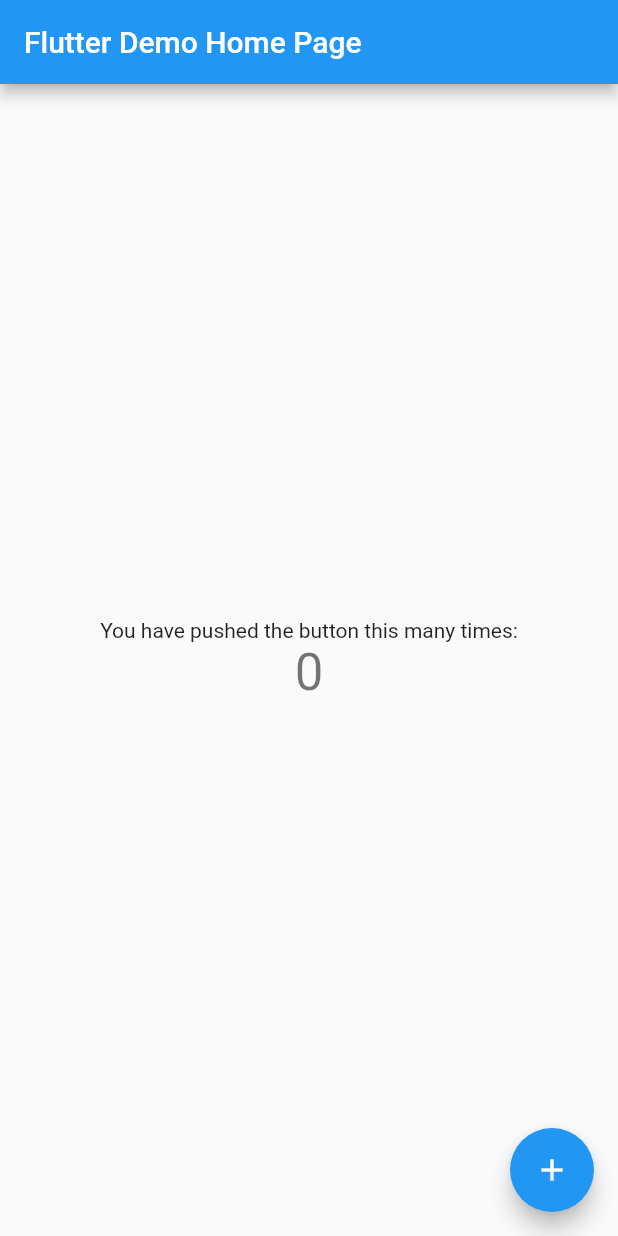
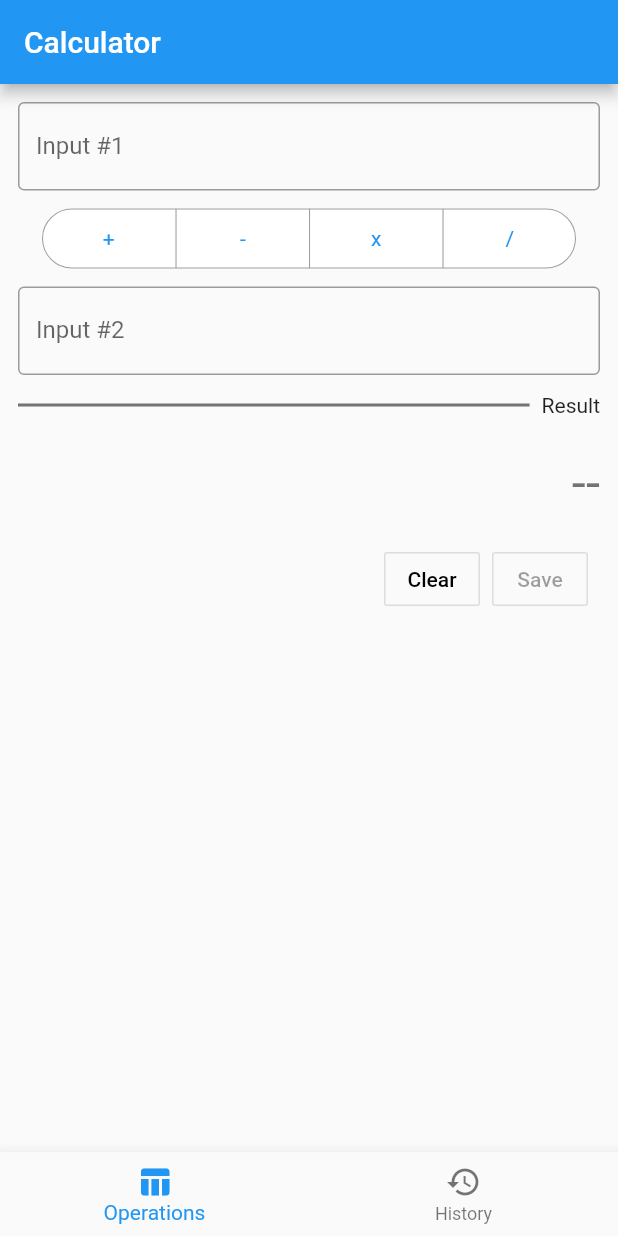
Before and after one commit to samuelematias/calculator_app, a Flutter app: the screen it shows after launch, on a phone screen of 412 x 824 dp. Run offline on Flutter 3.47's test engine with Material 2 defaults, Android fonts, the phone set to English and light mode, and no system bars; drawn by our look-alikes of material_segmented_control.

Commit message:
feat(start): add start features

```diff
--- /dev/null
+++ b/lib/history_tab.dart
@@ -0,0 +1,10 @@
+import 'package:flutter/material.dart';
+
+class HistoryTab extends StatelessWidget {
+  @override
+  Widget build(BuildContext context) {
+    return Center(
+      child: Text('History'),
+    );
+  }
+}
--- /dev/null
+++ b/lib/home_page.dart
@@ -0,0 +1,49 @@
+import 'package:calculator_app/history_tab.dart';
+import 'package:calculator_app/inherited_widgets/inherited_calculator.dart';
+import 'package:calculator_app/operations_tab.dart';
+import 'package:flutter/material.dart';
+
+class HomePage extends StatefulWidget {
+  @override
+  _HomePageState createState() => _HomePageState();
+}
+
+class _HomePageState extends State<HomePage> {
+  var _currentIndex = 0;
+
+  @override
+  Widget build(BuildContext context) {
+    return Scaffold(
+      appBar: AppBar(
+        title: Text('Calculator'),
+      ),
+      bottomNavigationBar: BottomNavigationBar(
+        currentIndex: _currentIndex,
+        items: const [
+          BottomNavigationBarItem(
+            icon: Icon(Icons.table_chart),
+            label: 'Operations',
+          ),
+          BottomNavigationBarItem(
+            icon: Icon(Icons.history),
+            label: 'History',
+          ),
+        ],
+        onTap: (index) {
+          setState(() {
+            _currentIndex = index;
+          });
+        },
+      ),
+      body: IndexedStack(
+        index: _currentIndex,
+        children: [
+          OperationsTab(
+            calculator: InheritedCalculator.of(context).calculator,
+          ),
+          HistoryTab(),
+        ],
+      ),
+    );
+  }
+}
--- /dev/null
+++ b/lib/inherited_widgets/inherited_calculator.dart
@@ -0,0 +1,22 @@
+import 'package:flutter/widgets.dart';
+import 'package:calculator/calculator.dart';
+
+class InheritedCalculator extends InheritedWidget {
+  const InheritedCalculator({
+    Key key,
+    @required this.calculator,
+    @required Widget child,
+  })  : assert(calculator != null),
+        assert(child != null),
+        super(key: key, child: child);
+
+  final Calculator calculator;
+
+  static InheritedCalculator of(BuildContext context) {
+    return context.dependOnInheritedWidgetOfExactType<InheritedCalculator>();
+  }
+
+  @override
+  bool updateShouldNotify(InheritedCalculator old) =>
+      calculator != old.calculator;
+}
--- /dev/null
+++ b/lib/inherited_widgets/inherited_widgets.dart
@@ -0,0 +1 @@
+export 'inherited_calculator.dart';
--- a/lib/main.dart
+++ b/lib/main.dart
@@ -1,117 +1,33 @@
+import 'package:calculator_app/home_page.dart';
+import 'package:calculator_app/inherited_widgets/inherited_widgets.dart';
 import 'package:flutter/material.dart';
+import 'package:calculator/calculator.dart';
 
-void main() {
-  runApp(MyApp());
+void main() async {
+  runApp(
+    CalculatorApp(
+      calculator: Calculator(),
+    ),
+  );
 }
 
-class MyApp extends StatelessWidget {
-  // This widget is the root of your application.
+class CalculatorApp extends StatelessWidget {
+  const CalculatorApp({
+    Key key,
+    @required this.calculator,
+  })  : assert(calculator != null),
+        super(key: key);
+
+  final Calculator calculator;
+
   @override
   Widget build(BuildContext context) {
     return MaterialApp(
-      title: 'Flutter Demo',
-      theme: ThemeData(
-        // This is the theme of your application.
-        //
-        // Try running your application with "flutter run". You'll see the
-        // application has a blue toolbar. Then, without quitting the app, try
-        // changing the primarySwatch below to Colors.green and then invoke
-        // "hot reload" (press "r" in the console where you ran "flutter run",
-        // or simply save your changes to "hot reload" in a Flutter IDE).
-        // Notice that the counter didn't reset back to zero; the application
-        // is not restarted.
-        primarySwatch: Colors.blue,
-        // This makes the visual density adapt to the platform that you run
-        // the app on. For desktop platforms, the controls will be smaller and
-        // closer together (more dense) than on mobile platforms.
-        visualDensity: VisualDensity.adaptivePlatformDensity,
+      title: 'Calculator',
+      home: InheritedCalculator(
+        calculator: calculator,
+        child: HomePage(),
       ),
-      home: MyHomePage(title: 'Flutter Demo Home Page'),
     );
   }
 }
-
-class MyHomePage extends StatefulWidget {
-  MyHomePage({Key key, this.title}) : super(key: key);
-
-  // This widget is the home page of your application. It is stateful, meaning
-  // that it has a State object (defined below) that contains fields that affect
-  // how it looks.
-
-  // This class is the configuration for the state. It holds the values (in this
-  // case the title) provided by the parent (in this case the App widget) and
-  // used by the build method of the State. Fields in a Widget subclass are
-  // always marked "final".
-
-  final String title;
-
-  @override
-  _MyHomePageState createState() => _MyHomePageState();
-}
-
-class _MyHomePageState extends State<MyHomePage> {
-  int _counter = 0;
-
-  void _incrementCounter() {
-    setState(() {
-      // This call to setState tells the Flutter framework that something has
-      // changed in this State, which causes it to rerun the build method below
-      // so that the display can reflect the updated values. If we changed
-      // _counter without calling setState(), then the build method would not be
-      // called again, and so nothing would appear to happen.
-      _counter++;
-    });
-  }
-
-  @override
-  Widget build(BuildContext context) {
-    // This method is rerun every time setState is called, for instance as done
-    // by the _incrementCounter method above.
-    //
-    // The Flutter framework has been optimized to make rerunning build methods
-    // fast, so that you can just rebuild anything that needs updating rather
-    // than having to individually change instances of widgets.
-    return Scaffold(
-      appBar: AppBar(
-        // Here we take the value from the MyHomePage object that was created by
-        // the App.build method, and use it to set our appbar title.
-        title: Text(widget.title),
-      ),
-      body: Center(
-        // Center is a layout widget. It takes a single child and positions it
-        // in the middle of the parent.
-        child: Column(
-          // Column is also a layout widget. It takes a list of children and
-          // arranges them vertically. By default, it sizes itself to fit its
-          // children horizontally, and tries to be as tall as its parent.
-          //
-          // Invoke "debug painting" (press "p" in the console, choose the
-          // "Toggle Debug Paint" action from the Flutter Inspector in Android
-          // Studio, or the "Toggle Debug Paint" command in Visual Studio Code)
-          // to see the wireframe for each widget.
-          //
-          // Column has various properties to control how it sizes itself and
-          // how it positions its children. Here we use mainAxisAlignment to
-          // center the children vertically; the main axis here is the vertical
-          // axis because Columns are vertical (the cross axis would be
-          // horizontal).
-          mainAxisAlignment: MainAxisAlignment.center,
-          children: <Widget>[
-            Text(
-              'You have pushed the button this many times:',
-            ),
-            Text(
-              '$_counter',
-              style: Theme.of(context).textTheme.headline4,
-            ),
-          ],
-        ),
-      ),
-      floatingActionButton: FloatingActionButton(
-        onPressed: _incrementCounter,
-        tooltip: 'Increment',
-        child: Icon(Icons.add),
-      ), // This trailing comma makes auto-formatting nicer for build methods.
-    );
-  }
-}
--- /dev/null
+++ b/lib/models/models.dart
@@ -0,0 +1 @@
+export 'operations.dart';
--- /dev/null
+++ b/lib/models/operations.dart
@@ -0,0 +1,6 @@
+enum Operations {
+  add,
+  substract,
+  multiply,
+  divide,
+}
--- /dev/null
+++ b/lib/operations_tab.dart
@@ -0,0 +1,175 @@
+import 'package:calculator_app/models/models.dart';
+import 'package:flutter/material.dart';
+import 'package:material_segmented_control/material_segmented_control.dart';
+
+import 'package:calculator/calculator.dart';
+
+class OperationsTab extends StatefulWidget {
+  const OperationsTab({
+    Key key,
+    @required this.calculator,
+  })  : assert(calculator != null),
+        super(key: key);
+
+  final Calculator calculator;
+
+  @override
+  _OperationsTabState createState() => _OperationsTabState();
+}
+
+class _OperationsTabState extends State<OperationsTab> {
+  final _input1Controller = TextEditingController();
+  final _input2Controller = TextEditingController();
+
+  var _isSaveButtonEnabled = false;
+
+  Operations _selectedOperation;
+  double _result;
+
+  @override
+  void initState() {
+    super.initState();
+    _input1Controller.addListener(() => setState(_calculateResult));
+    _input2Controller.addListener(() => setState(_calculateResult));
+  }
+
+  @override
+  void dispose() {
+    _input1Controller.dispose();
+    _input2Controller.dispose();
+    super.dispose();
+  }
+
+  @override
+  Widget build(BuildContext context) {
+    return SingleChildScrollView(
+      padding: const EdgeInsets.all(12),
+      child: Column(
+        crossAxisAlignment: CrossAxisAlignment.stretch,
+        children: [
+          TextField(
+            decoration: InputDecoration(
+              border: OutlineInputBorder(),
+              labelText: 'Input #1',
+            ),
+            controller: _input1Controller,
+            keyboardType: TextInputType.numberWithOptions(
+              signed: true,
+              decimal: true,
+            ),
+          ),
+          Padding(
+            padding: const EdgeInsets.symmetric(vertical: 12.0),
+            child: MaterialSegmentedControl(
+              children: {
+                0: Text('+'),
+                1: Text('-'),
+                2: Text('x'),
+                3: Text('/'),
+              },
+              selectionIndex: _selectedOperation?.index,
+              borderColor: Colors.grey,
+              selectedColor: Colors.blue,
+              unselectedColor: Colors.white,
+              borderRadius: 32.0,
+              onSegmentChosen: (index) {
+                setState(() {
+                  _selectedOperation = Operations.values[index];
+                  _calculateResult();
+                });
+              },
+            ),
+          ),
+          TextField(
+            decoration: InputDecoration(
+              border: OutlineInputBorder(),
+              labelText: 'Input #2',
+            ),
+            controller: _input2Controller,
+            keyboardType: TextInputType.numberWithOptions(
+              signed: true,
+              decimal: true,
+            ),
+          ),
+          _ResultDivider(),
+          Padding(
+            padding: const EdgeInsets.symmetric(vertical: 12.0),
+            child: Text(
+              _result != null ? '$_result' : '--',
+              style: Theme.of(context).textTheme.headline4,
+              textAlign: TextAlign.end,
+            ),
+          ),
+          ButtonBar(
+            children: [
+              OutlineButton(
+                child: Text('Clear'),
+                onPressed: () {
+                  setState(() {
+                    _input1Controller.clear();
+                    _input2Controller.clear();
+                    _isSaveButtonEnabled = false;
+                    _selectedOperation = null;
+                  });
+                },
+              ),
+              OutlineButton(
+                child: Text('Save'),
+                onPressed: _isSaveButtonEnabled ? () {} : null,
+              ),
+            ],
+          ),
+        ],
+      ),
+    );
+  }
+
+  void _calculateResult() {
+    final input1 = double.tryParse(_input1Controller.text);
+    final input2 = double.tryParse(_input2Controller.text);
+    if (input1 == null || input2 == null || _selectedOperation == null) {
+      _result = null;
+      _isSaveButtonEnabled = false;
+    } else {
+      _isSaveButtonEnabled = true;
+      _result = _calculate(input1, input2, _selectedOperation);
+    }
+  }
+
+  double _calculate(double a, double b, Operations operation) {
+    switch (operation) {
+      case Operations.add:
+        return widget.calculator.add(a, b);
+      case Operations.substract:
+        return widget.calculator.substract(a, b);
+      case Operations.multiply:
+        return widget.calculator.multiply(a, b);
+      case Operations.divide:
+      default:
+        return widget.calculator.divide(a, b);
+    }
+  }
+}
+
+class _ResultDivider extends StatelessWidget {
+  @override
+  Widget build(BuildContext context) {
+    return Padding(
+      padding: const EdgeInsets.symmetric(vertical: 12),
+      child: Row(
+        children: [
+          Expanded(
+            child: Divider(
+              color: Colors.black54,
+              thickness: 2,
+            ),
+          ),
+          Padding(
+            padding: const EdgeInsets.only(left: 8),
+            child: Text('Result'),
+          ),
+        ],
+      ),
+    );
+  }
+}
--- /dev/null
+++ b/packages/calculator/lib/calculator.dart
@@ -0,0 +1,3 @@
+library calculator;
+
+export 'src/calculator.dart';
--- /dev/null
+++ b/packages/calculator/lib/src/calculator.dart
@@ -0,0 +1,10 @@
+/// Tiny number calculator for just two numbers
+class Calculator {
+  double add(double a, double b) => a + b;
+
+  double substract(double a, double b) => a - b;
+
+  double multiply(double a, double b) => a * b;
+
+  double divide(double a, double b) => a / b;
+}
```
Also changed, not shown: packages/calculator/pubspec.yaml (added, +9 -0 lines), pubspec.yaml (+5 -61 lines), packages/calculator/pubspec.lock (added), pubspec.lock, 1 other file.
